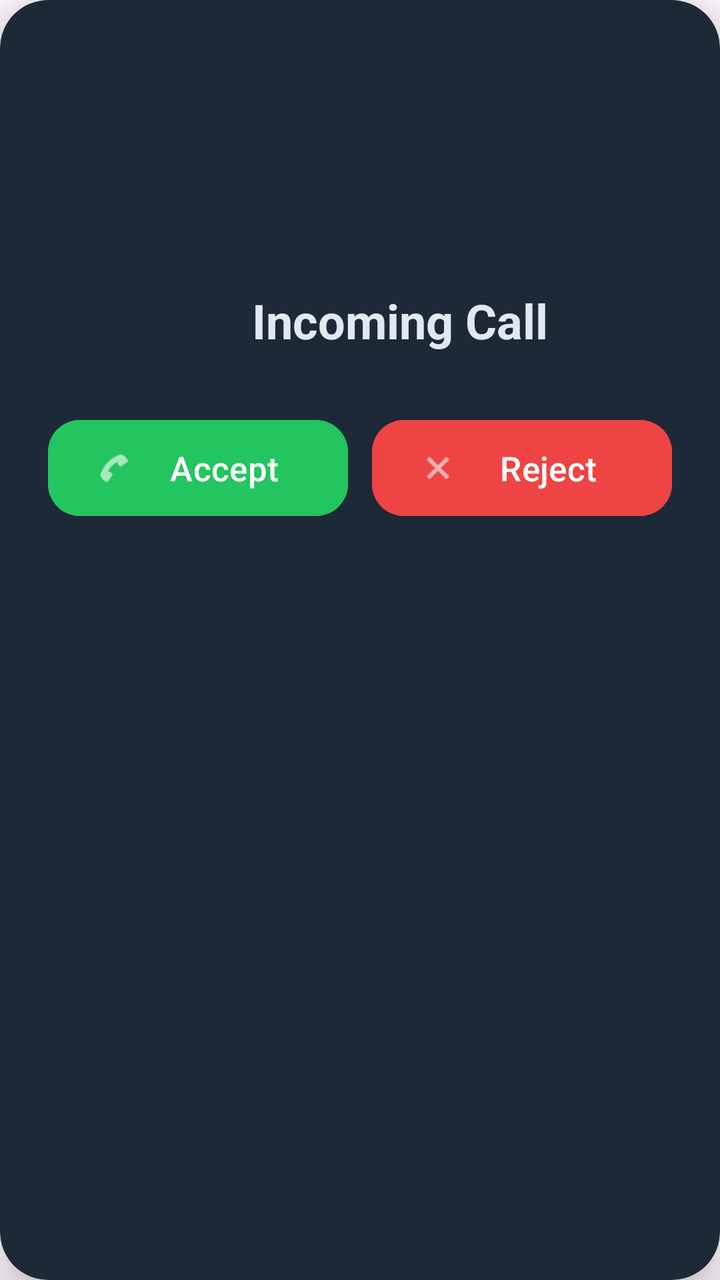
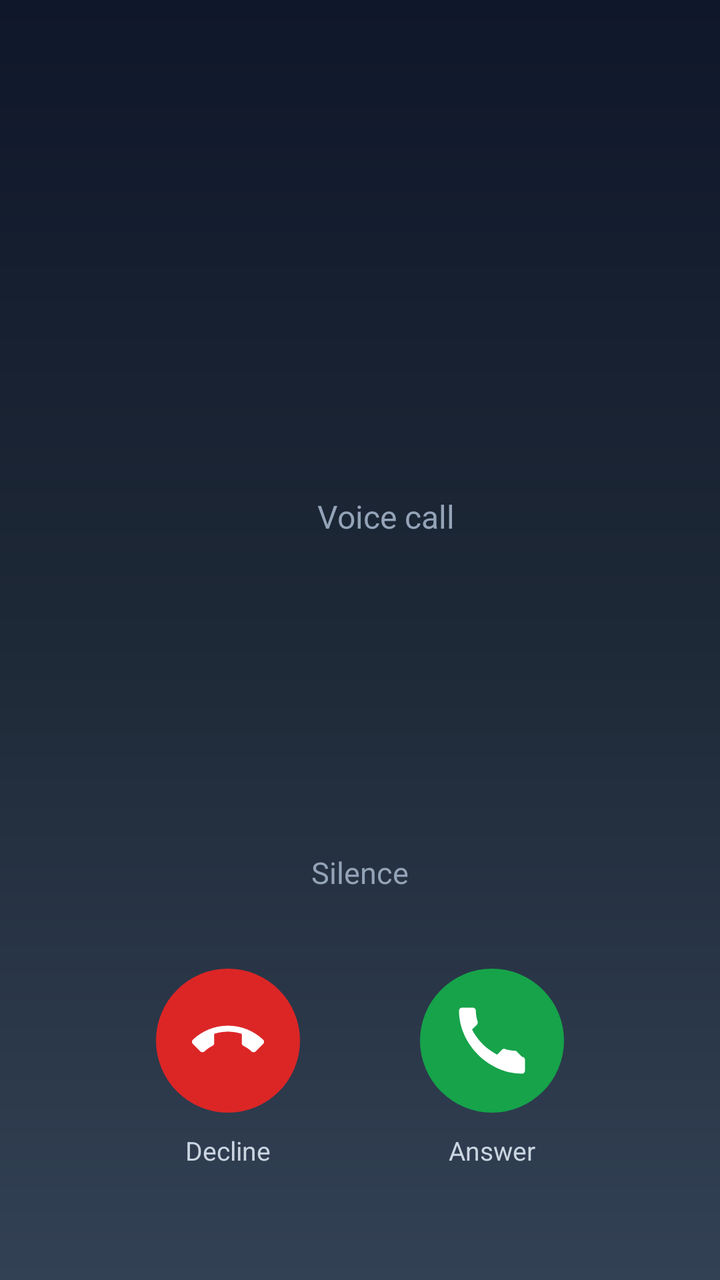

Compare the two renders of this Android layout. The source of the first and the diff that turns it into the second are given below.
<!-- AndroidManifest.xml: application theme Theme.UnlimitedPossibilities12 -->
<!-- res/layout/dialog_incoming_call.xml -->
<?xml version="1.0" encoding="utf-8"?>
<androidx.cardview.widget.CardView xmlns:android="http://schemas.android.com/apk/res/android"
    xmlns:app="http://schemas.android.com/apk/res-auto"
    android:layout_width="match_parent"
    android:layout_height="wrap_content"
    android:layout_margin="16dp"
    app:cardCornerRadius="24dp"
    app:cardElevation="12dp"
    app:cardBackgroundColor="#1E2937">

    <androidx.constraintlayout.widget.ConstraintLayout
        android:layout_width="match_parent"
        android:layout_height="wrap_content"
        android:paddingTop="32dp"
        android:paddingBottom="32dp"
        android:paddingStart="24dp"
        android:paddingEnd="24dp"
        android:clipToPadding="false"
        android:clipChildren="false">

        
        <ImageView
            android:id="@+id/call_icon"
            android:layout_width="96dp"
            android:layout_height="96dp"
            android:contentDescription="Incoming call icon"
            android:scaleType="centerCrop"
            app:layout_constraintTop_toTopOf="parent"
            app:layout_constraintStart_toStartOf="parent"
            app:layout_constraintEnd_toEndOf="parent" />

        
        <androidx.constraintlayout.widget.ConstraintLayout
            android:id="@+id/call_type_container"
            android:layout_width="wrap_content"
            android:layout_height="wrap_content"
            app:layout_constraintTop_toBottomOf="@id/call_icon"
            app:layout_constraintStart_toStartOf="parent"
            app:layout_constraintEnd_toEndOf="parent"
            android:layout_marginTop="16dp">

            <ImageView
                android:id="@+id/call_type_icon"
                android:layout_width="28dp"
                android:layout_height="28dp"
                android:contentDescription="Call type icon"
                app:layout_constraintStart_toStartOf="parent"
                app:layout_constraintTop_toTopOf="parent"
                app:layout_constraintBottom_toBottomOf="parent" />

            <TextView
                android:id="@+id/call_title"
                android:layout_width="wrap_content"
                android:layout_height="wrap_content"
                android:text="Incoming Call"
                android:textSize="24sp"
                android:textStyle="bold"
                android:textColor="#E2E8F0"
                app:layout_constraintStart_toEndOf="@id/call_type_icon"
                app:layout_constraintTop_toTopOf="parent"
                app:layout_constraintBottom_toBottomOf="parent"
                android:layout_marginStart="12dp" />

        </androidx.constraintlayout.widget.ConstraintLayout>

        
        <TextView
            android:id="@+id/caller_name_text_view"
            android:layout_width="match_parent"
            android:layout_height="wrap_content"
            android:textSize="19sp"
            android:textColor="#CBD5E1"
            android:gravity="center"
            android:layout_marginTop="4dp"
            android:layout_marginBottom="32dp"
            app:layout_constraintTop_toBottomOf="@id/call_type_container"
            app:layout_constraintStart_toStartOf="parent"
            app:layout_constraintEnd_toEndOf="parent" />

        
        <LinearLayout
            android:layout_width="match_parent"
            android:layout_height="wrap_content"
            android:orientation="horizontal"
            android:gravity="center"
            app:layout_constraintTop_toBottomOf="@id/caller_name_text_view"
            app:layout_constraintStart_toStartOf="parent"
            app:layout_constraintEnd_toEndOf="parent">

            <com.google.android.material.button.MaterialButton
                android:id="@+id/accept_button"
                android:layout_width="0dp"
                android:layout_height="56dp"
                android:layout_weight="1"
                android:text="Accept"
                android:textSize="17sp"
                android:textColor="#FFFFFF"
                app:cornerRadius="16dp"
                app:icon="@android:drawable/ic_menu_call"
                app:iconTint="#FFFFFF"
                android:backgroundTint="#22C55E"
                android:layout_marginEnd="12dp"
                app:rippleColor="#86EFAC" />

            <com.google.android.material.button.MaterialButton
                android:id="@+id/reject_button"
                android:layout_width="0dp"
                android:layout_height="56dp"
                android:layout_weight="1"
                android:text="Reject"
                android:textSize="17sp"
                android:textColor="#FFFFFF"
                app:cornerRadius="16dp"
                app:icon="@android:drawable/ic_menu_close_clear_cancel"
                app:iconTint="#FFFFFF"
                android:backgroundTint="#EF4444"
                app:rippleColor="#FCA5A5" />
        </LinearLayout>
    </androidx.constraintlayout.widget.ConstraintLayout>
</androidx.cardview.widget.CardView>
<!-- resources referenced by this layout -->
<resources>
  <style name="Theme.UnlimitedPossibilities12" parent="Base.Theme.UnlimitedPossibilities12" />
  <style name="Base.Theme.UnlimitedPossibilities12" parent="Theme.Material3.DayNight.NoActionBar">
          
          
      </style>
</resources>

<!-- the commit's change to res/layout/dialog_incoming_call.xml (unified diff, before → after) -->
@@ -1,120 +1,154 @@
 <?xml version="1.0" encoding="utf-8"?>
-<androidx.cardview.widget.CardView xmlns:android="http://schemas.android.com/apk/res/android"
+<androidx.constraintlayout.widget.ConstraintLayout
+    xmlns:android="http://schemas.android.com/apk/res/android"
     xmlns:app="http://schemas.android.com/apk/res-auto"
     android:layout_width="match_parent"
-    android:layout_height="wrap_content"
-    android:layout_margin="16dp"
-    app:cardCornerRadius="24dp"
-    app:cardElevation="12dp"
-    app:cardBackgroundColor="#1E2937">
+    android:layout_height="match_parent"
+    android:background="@drawable/gradient_voice_call_background">
 
-    <androidx.constraintlayout.widget.ConstraintLayout
-        android:layout_width="match_parent"
+    <ImageView
+        android:id="@+id/call_icon"
+        android:layout_width="140dp"
+        android:layout_height="140dp"
+        android:layout_marginTop="40dp"
+        android:contentDescription="Caller picture"
+        android:scaleType="centerCrop"
+        app:layout_constraintTop_toTopOf="parent"
+        app:layout_constraintStart_toStartOf="parent"
+        app:layout_constraintEnd_toEndOf="parent"
+        app:layout_constraintVertical_bias="0.16" />
+
+    
+    <TextView
+        android:id="@+id/caller_name_text_view"
+        android:layout_width="0dp"
         android:layout_height="wrap_content"
-        android:paddingTop="32dp"
-        android:paddingBottom="32dp"
-        android:paddingStart="24dp"
-        android:paddingEnd="24dp"
-        android:clipToPadding="false"
-        android:clipChildren="false">
+        android:layout_marginTop="22dp"
+        android:layout_marginHorizontal="24dp"
+        android:ellipsize="end"
+        android:gravity="center"
+        android:maxLines="1"
+        android:textColor="#F1F5F9"
+        android:textSize="28sp"
+        android:textStyle="bold"
+        app:layout_constraintTop_toBottomOf="@id/call_icon"
+        app:layout_constraintStart_toStartOf="parent"
+        app:layout_constraintEnd_toEndOf="parent" />
 
-        
+    
+    <LinearLayout
+        android:id="@+id/call_type_container"
+        android:layout_width="wrap_content"
+        android:layout_height="wrap_content"
+        android:layout_marginTop="8dp"
+        android:gravity="center_vertical"
+        android:orientation="horizontal"
+        app:layout_constraintTop_toBottomOf="@id/caller_name_text_view"
+        app:layout_constraintStart_toStartOf="parent"
+        app:layout_constraintEnd_toEndOf="parent">
+
         <ImageView
-            android:id="@+id/call_icon"
-            android:layout_width="96dp"
-            android:layout_height="96dp"
-            android:contentDescription="Incoming call icon"
-            android:scaleType="centerCrop"
-            app:layout_constraintTop_toTopOf="parent"
-            app:layout_constraintStart_toStartOf="parent"
-            app:layout_constraintEnd_toEndOf="parent" />
+            android:id="@+id/call_type_icon"
+            android:layout_width="18dp"
+            android:layout_height="18dp"
+            android:layout_marginEnd="8dp"
+            android:contentDescription="@null" />
 
-        
-        <androidx.constraintlayout.widget.ConstraintLayout
-            android:id="@+id/call_type_container"
+        <TextView
+            android:id="@+id/call_title"
             android:layout_width="wrap_content"
             android:layout_height="wrap_content"
-            app:layout_constraintTop_toBottomOf="@id/call_icon"
-            app:layout_constraintStart_toStartOf="parent"
-            app:layout_constraintEnd_toEndOf="parent"
-            android:layout_marginTop="16dp">
+            android:text="@string/call_incoming_voice"
+            android:textColor="#94A3B8"
+            android:textSize="16sp" />
+    </LinearLayout>
+
+    
+    <TextView
+        android:id="@+id/silence_button"
+        android:layout_width="wrap_content"
+        android:layout_height="wrap_content"
+        android:layout_marginBottom="28dp"
+        android:background="?attr/selectableItemBackground"
+        android:clickable="true"
+        android:focusable="true"
+        android:paddingHorizontal="18dp"
+        android:paddingVertical="10dp"
+        android:text="@string/call_silence"
+        android:textColor="#94A3B8"
+        android:textSize="15sp"
+        app:layout_constraintBottom_toTopOf="@id/answer_row"
+        app:layout_constraintStart_toStartOf="parent"
+        app:layout_constraintEnd_toEndOf="parent" />
+
+    <LinearLayout
+        android:id="@+id/answer_row"
+        android:layout_width="0dp"
+        android:layout_height="wrap_content"
+        android:layout_marginBottom="56dp"
+        android:layout_marginHorizontal="48dp"
+        android:baselineAligned="false"
+        android:orientation="horizontal"
+        app:layout_constraintBottom_toBottomOf="parent"
+        app:layout_constraintStart_toStartOf="parent"
+        app:layout_constraintEnd_toEndOf="parent">
+
+        <LinearLayout
+            android:layout_width="0dp"
+            android:layout_height="wrap_content"
+            android:layout_weight="1"
+            android:gravity="center"
+            android:orientation="vertical">
 
             <ImageView
-                android:id="@+id/call_type_icon"
-                android:layout_width="28dp"
-                android:layout_height="28dp"
-                android:contentDescription="Call type icon"
-                app:layout_constraintStart_toStartOf="parent"
-                app:layout_constraintTop_toTopOf="parent"
-                app:layout_constraintBottom_toBottomOf="parent" />
+                android:id="@+id/reject_button"
+                android:layout_width="72dp"
+                android:layout_height="72dp"
+                android:background="@drawable/circle_background"
+                android:backgroundTint="#DC2626"
+                android:clickable="true"
+                android:contentDescription="@string/call_decline"
+                android:focusable="true"
+                android:padding="18dp"
+                android:src="@drawable/ic_call_end_down"
+                app:tint="#FFFFFF" />
 
             <TextView
-                android:id="@+id/call_title"
                 android:layout_width="wrap_content"
                 android:layout_height="wrap_content"
-                android:text="Incoming Call"
-                android:textSize="24sp"
-                android:textStyle="bold"
-                android:textColor="#E2E8F0"
-                app:layout_constraintStart_toEndOf="@id/call_type_icon"
-                app:layout_constraintTop_toTopOf="parent"
-                app:layout_constraintBottom_toBottomOf="parent"
-                android:layout_marginStart="12dp" />
+                android:layout_marginTop="10dp"
+                android:text="@string/call_decline"
+                android:textColor="#CBD5E1"
+                android:textSize="13sp" />
+        </LinearLayout>
 
-        </androidx.constraintlayout.widget.ConstraintLayout>
+        <LinearLayout
+            android:layout_width="0dp"
+            android:layout_height="wrap_content"
+            android:layout_weight="1"
+            android:gravity="center"
+            android:orientation="vertical">
 
-        
-        <TextView
-            android:id="@+id/caller_name_text_view"
-            android:layout_width="match_parent"
-            android:layout_height="wrap_content"
-            android:textSize="19sp"
-            android:textColor="#CBD5E1"
-            android:gravity="center"
-            android:layout_marginTop="4dp"
-            android:layout_marginBottom="32dp"
-            app:layout_constraintTop_toBottomOf="@id/call_type_container"
-            app:layout_constraintStart_toStartOf="parent"
-            app:layout_constraintEnd_toEndOf="parent" />
+            <ImageView
+                android:id="@+id/accept_button"
+                android:layout_width="72dp"
+                android:layout_height="72dp"
+                android:background="@drawable/circle_background"
+                android:backgroundTint="#16A34A"
+                android:clickable="true"
+                android:contentDescription="@string/call_answer"
+                android:focusable="true"
+                android:padding="18dp"
+                android:src="@drawable/ic_calls"
+                app:tint="#FFFFFF" />
 
-        
-        <LinearLayout
-            android:layout_width="match_parent"
-            android:layout_height="wrap_content"
-            android:orientation="horizontal"
-            android:gravity="center"
-            app:layout_constraintTop_toBottomOf="@id/caller_name_text_view"
-            app:layout_constraintStart_toStartOf="parent"
-            app:layout_constraintEnd_toEndOf="parent">
-
-            <com.google.android.material.button.MaterialButton
-                android:id="@+id/accept_button"
-                android:layout_width="0dp"
-                android:layout_height="56dp"
-                android:layout_weight="1"
-                android:text="Accept"
-                android:textSize="17sp"
-                android:textColor="#FFFFFF"
-                app:cornerRadius="16dp"
-                app:icon="@android:drawable/ic_menu_call"
-                app:iconTint="#FFFFFF"
-                android:backgroundTint="#22C55E"
-                android:layout_marginEnd="12dp"
-                app:rippleColor="#86EFAC" />
-
-            <com.google.android.material.button.MaterialButton
-                android:id="@+id/reject_button"
-                android:layout_width="0dp"
-                android:layout_height="56dp"
-                android:layout_weight="1"
-                android:text="Reject"
-                android:textSize="17sp"
-                android:textColor="#FFFFFF"
-                app:cornerRadius="16dp"
-                app:icon="@android:drawable/ic_menu_close_clear_cancel"
-                app:iconTint="#FFFFFF"
-                android:backgroundTint="#EF4444"
-                app:rippleColor="#FCA5A5" />
+            <TextView
+                android:layout_width="wrap_content"
+                android:layout_height="wrap_content"
+                android:layout_marginTop="10dp"
+                android:text="@string/call_answer"
+                android:textColor="#CBD5E1"
+                android:textSize="13sp" />
         </LinearLayout>
-    </androidx.constraintlayout.widget.ConstraintLayout>
-</androidx.cardview.widget.CardView>
+    </LinearLayout>
+</androidx.constraintlayout.widget.ConstraintLayout>
<!-- resource entries referenced after the edit -->
@@ -1,5 +1,45 @@
 <!-- resources referenced by this layout -->
 <resources>
+  <!-- drawable circle_background (drawable) -->
+  <?xml version="1.0" encoding="utf-8"?>
+  <shape xmlns:android="http://schemas.android.com/apk/res/android">
+      <solid android:color="#757575" />
+      <corners android:radius="60dp" />
+  </shape>
+  <!-- drawable gradient_voice_call_background (drawable) -->
+  <?xml version="1.0" encoding="utf-8"?>
+  <shape xmlns:android="http://schemas.android.com/apk/res/android">
+      <gradient
+          android:angle="270"
+          android:startColor="#0F172A"
+          android:centerColor="#1E2937"
+          android:endColor="#334155" />
+  </shape>
+  <!-- drawable ic_call_end_down (drawable) -->
+  <?xml version="1.0" encoding="utf-8"?>
+  <vector xmlns:android="http://schemas.android.com/apk/res/android"
+      android:width="24dp"
+      android:height="24dp"
+      android:viewportWidth="24"
+      android:viewportHeight="24">
+      <path
+          android:fillColor="#FFFFFF"
+          android:pathData="M12,9c-1.6,0 -3.15,0.25 -4.6,0.72v3.1c0,0.39 -0.23,0.74 -0.56,0.9 -0.98,0.49 -1.87,1.12 -2.66,1.85 -0.18,0.18 -0.43,0.28 -0.7,0.28 -0.28,0 -0.53,-0.11 -0.71,-0.29L0.29,13.08c-0.18,-0.17 -0.29,-0.42 -0.29,-0.7 0,-0.28 0.11,-0.53 0.29,-0.71C3.34,8.78 7.46,7 12,7s8.66,1.78 11.71,4.67c0.18,0.18 0.29,0.43 0.29,0.71 0,0.28 -0.11,0.53 -0.29,0.71l-2.48,2.48c-0.18,0.18 -0.43,0.29 -0.71,0.29 -0.27,0 -0.52,-0.11 -0.7,-0.28 -0.79,-0.74 -1.69,-1.36 -2.67,-1.85 -0.33,-0.16 -0.56,-0.5 -0.56,-0.9v-3.1C15.15,9.25 13.6,9 12,9z" />
+  </vector>
+  <!-- drawable ic_calls (drawable) -->
+  <vector xmlns:android="http://schemas.android.com/apk/res/android"
+      android:width="24dp"
+      android:height="24dp"
+      android:viewportWidth="24"
+      android:viewportHeight="24">
+      <path
+          android:fillColor="#FFFFFF"
+          android:pathData="M20.01,15.38C18.78,15.38 17.59,15.18 16.48,14.82C16.08,14.66 15.63,14.72 15.3,15.05L13.7,16.65C10.25,14.93 7.06,11.75 5.35,8.3L6.95,6.7C7.28,6.37 7.34,5.92 7.18,5.52C6.82,4.41 6.62,3.22 6.62,2C6.62,1.45 6.17,1 5.62,1L2.01,1C1.46,1 1,1.45 1,2C1,13.08 10.92,23 22,23C22.55,23 23,22.55 23,22L23,18.38C23,17.83 22.55,17.38 22.01,17.38L20.01,15.38Z"/>
+  </vector>
+  <string name="call_answer">Answer</string>
+  <string name="call_decline">Decline</string>
+  <string name="call_incoming_voice">Voice call</string>
+  <string name="call_silence">Silence</string>
   <style name="Theme.UnlimitedPossibilities12" parent="Base.Theme.UnlimitedPossibilities12" />
   <style name="Base.Theme.UnlimitedPossibilities12" parent="Theme.Material3.DayNight.NoActionBar">
           
